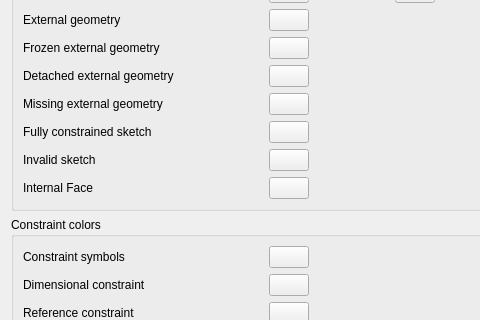
Old version of the form src/Mod/Sketcher/Gui/SketcherSettingsColors.ui in the repository realthunder/FreeCAD; both pictures show x 0 to 480 and y 286 to 606 of the 689 by 863 pixel window.
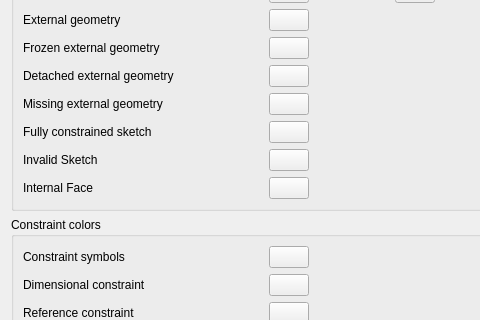
New version of the form. Custom widgets are drawn as their Qt base class.

The edit to the form file:
```diff
--- a/src/Mod/Sketcher/Gui/SketcherSettingsColors.ui
+++ b/src/Mod/Sketcher/Gui/SketcherSettingsColors.ui
@@ -223,7 +223,7 @@
         <item row="2" column="0">
          <widget class="QLabel" name="label_4">
           <property name="text">
-           <string>Invalid sketch</string>
+           <string>Invalid Sketch</string>
           </property>
          </widget>
         </item>
```
